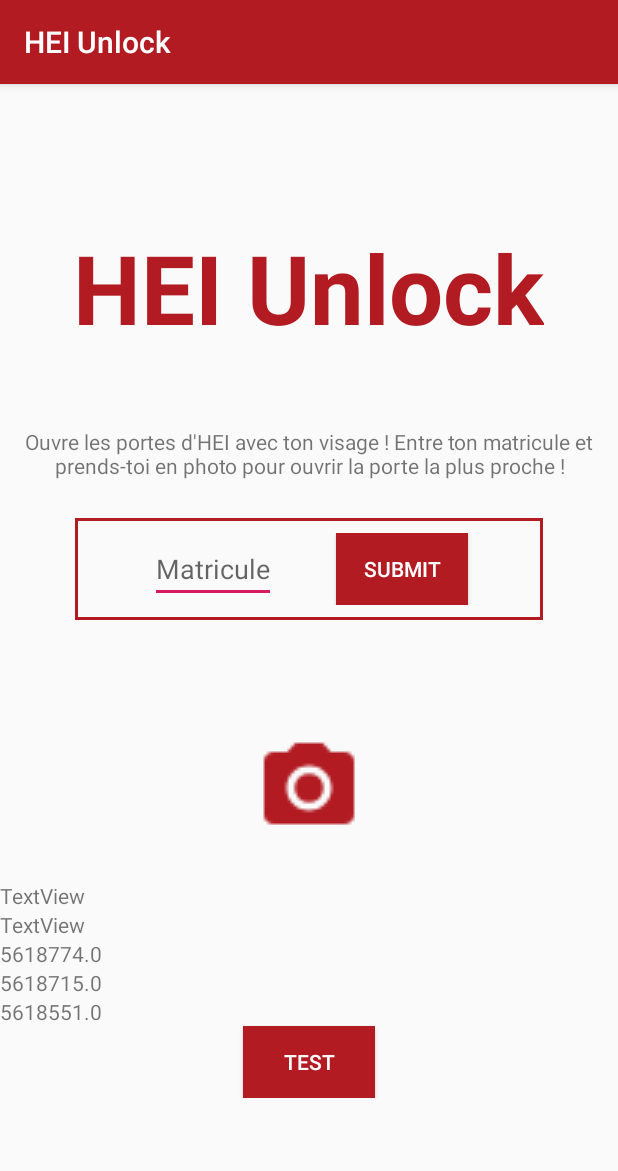
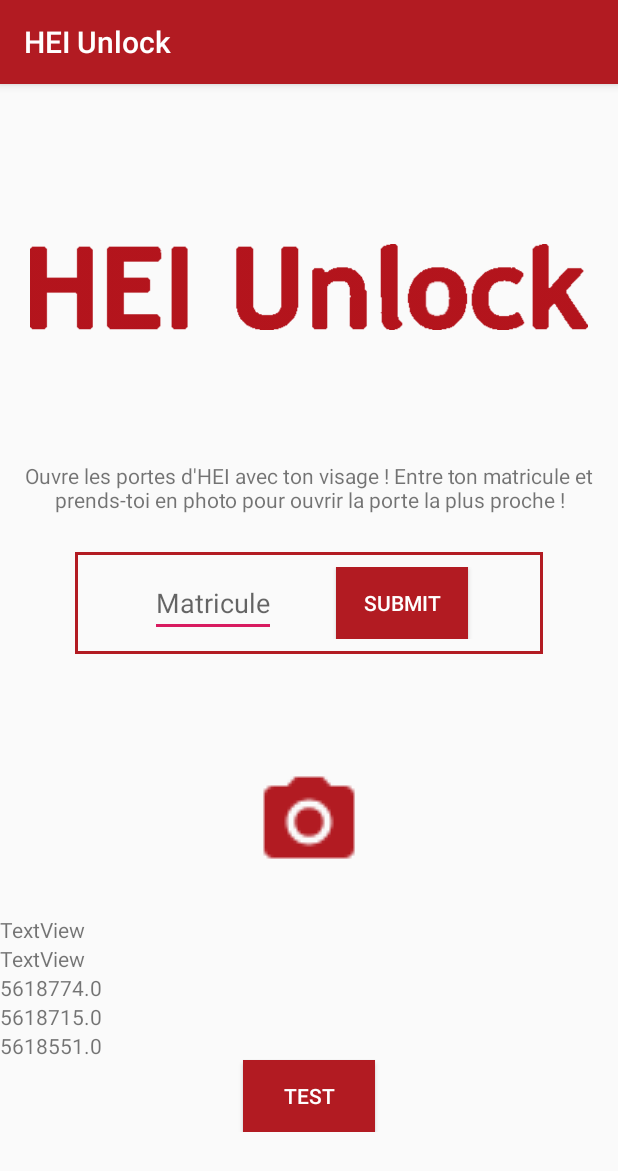
Before and after one commit to GauthierHEI/ProjetFaceRecognition, an Android app: the MainActivity screen opened directly, with no data from a screen before it, on a phone screen of 412 x 824 dp. Shown: the top 1171 px of the screen. Run offline under Robolectric (Android 15) with nearby library versions, the light colour scheme and no system bars.

Commit message:
main activity title font

```diff
--- a/app/src/main/res/layout/activity_main.xml
+++ b/app/src/main/res/layout/activity_main.xml
@@ -17,13 +17,11 @@
         android:gravity="center_horizontal"
         android:orientation="vertical">
 
-        <TextView
-           android:layout_width="wrap_content"
-           android:layout_height="wrap_content"
-           android:text="HEI Unlock"
-           android:textSize="@android:dimen/notification_large_icon_width"
-           android:textStyle="bold"
-           android:textColor="@color/colorPrimary"/>
+        <ImageView
+            android:layout_width="wrap_content"
+            android:layout_height="wrap_content"
+            android:src="@drawable/title_red"
+            android:layout_margin="20dp" />
 
         <TextView
             android:layout_width="match_parent"
```
Also changed, not shown: app/src/main/res/drawable/title_red.png (added).
